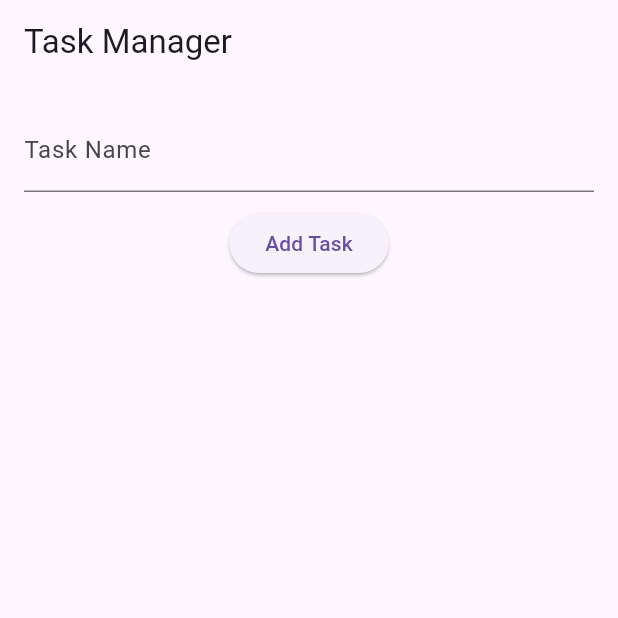
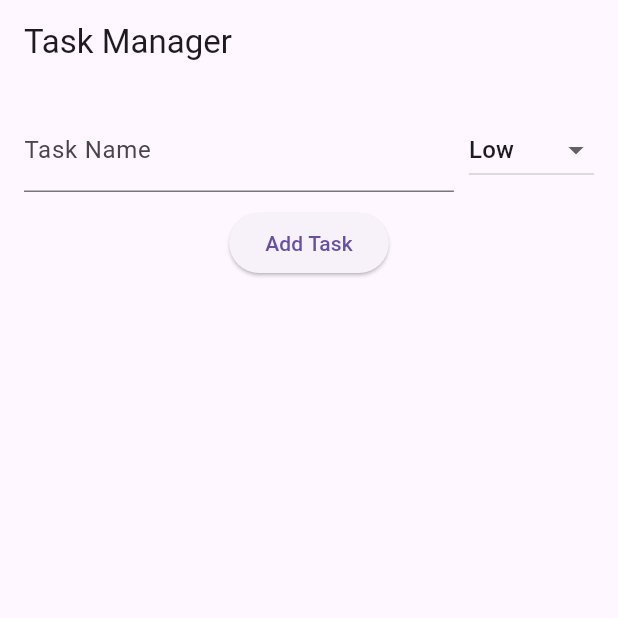
Before and after one commit to shellycodesalot1/cw_04, a Flutter app: the screen it shows after launch, after a tap on "Add Task", on a phone screen of 412 x 824 dp, the top half of it. Run offline on Flutter 3.47's test engine with Material 3 defaults, Android fonts, the phone set to English and light mode, and no system bars.

Commit message:
Added functionality to the code

```diff
--- a/lib/main.dart
+++ b/lib/main.dart
@@ -13,7 +13,46 @@ class TaskManagerApp extends StatelessWidget {
   }
 }
 
-class TaskListScreen extends StatelessWidget {
+class Task {
+  String name;
+  bool isCompleted;
+  String priority;
+
+  Task({required this.name, this.isCompleted = false, this.priority = 'Low'});
+}
+
+class TaskListScreen extends StatefulWidget {
+  @override
+  _TaskListScreenState createState() => _TaskListScreenState();
+}
+
+class _TaskListScreenState extends State<TaskListScreen> {
+  final List<Task> _tasks = [];
+  final TextEditingController _taskController = TextEditingController();
+  String _selectedPriority = 'Low';
+
+  void _addTask() {
+    setState(() {
+      if (_taskController.text.isNotEmpty) {
+        _tasks.add(Task(name: _taskController.text, priority: _selectedPriority));
+        _tasks.sort((a, b) => b.priority.compareTo(a.priority)); // Sort by priority
+        _taskController.clear();
+      }
+    });
+  }
+
+  void _toggleTaskCompletion(int index) {
+    setState(() {
+      _tasks[index].isCompleted = !_tasks[index].isCompleted;
+    });
+  }
+
+  void _deleteTask(int index) {
+    setState(() {
+      _tasks.removeAt(index);
+    });
+  }
+
   @override
   Widget build(BuildContext context) {
     return Scaffold(
@@ -24,15 +63,64 @@ class TaskListScreen extends StatelessWidget {
         padding: const EdgeInsets.all(16.0),
         child: Column(
           children: [
-            TextField(
-              decoration: InputDecoration(labelText: 'Task Name'),
+            Row(
+              children: [
+                Expanded(
+                  child: TextField(
+                    controller: _taskController,
+                    decoration: InputDecoration(labelText: 'Task Name'),
+                  ),
+                ),
+                SizedBox(width: 10),
+                DropdownButton<String>(
+                  value: _selectedPriority,
+                  items: ['Low', 'Medium', 'High'].map((String priority) {
+                    return DropdownMenuItem<String>(
+                      value: priority,
+                      child: Text(priority),
+                    );
+                  }).toList(),
+                  onChanged: (String? newValue) {
+                    setState(() {
+                      _selectedPriority = newValue!;
+                    });
+                  },
+                ),
+              ],
             ),
             SizedBox(height: 10),
             ElevatedButton(
-              onPressed: () {
-                // Functionality to be added later
-              },
+              onPressed: _addTask,
               child: Text('Add Task'),
+            ),
+            Expanded(
+              child: ListView.builder(
+                itemCount: _tasks.length,
+                itemBuilder: (context, index) {
+                  final task = _tasks[index];
+                  return ListTile(
+                    leading: Checkbox(
+                      value: task.isCompleted,
+                      onChanged: (value) {
+                        _toggleTaskCompletion(index);
+                      },
+                    ),
+                    title: Text(
+                      task.name,
+                      style: TextStyle(
+                        decoration: task.isCompleted
+                            ? TextDecoration.lineThrough
+                            : TextDecoration.none,
+                      ),
+                    ),
+                    subtitle: Text('Priority: ${task.priority}'),
+                    trailing: IconButton(
+                      icon: Icon(Icons.delete),
+                      onPressed: () => _deleteTask(index),
+                    ),
+                  );
+                },
+              ),
             ),
           ],
         ),
```
